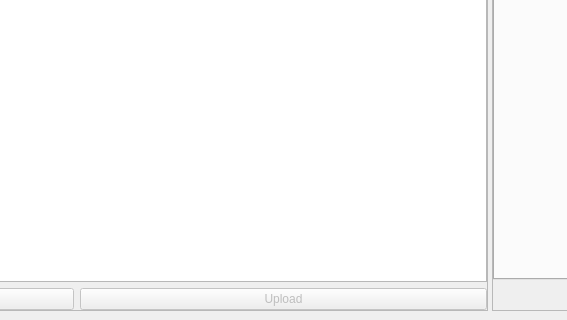
Before: the Qt Designer form src/c3d_parser/view/qt/main_window.ui in tsalemink/C3D-parser, drawn with Qt 5; both pictures show x 343 to 910 and y 480 to 800 of the 1500 by 800 pixel window.
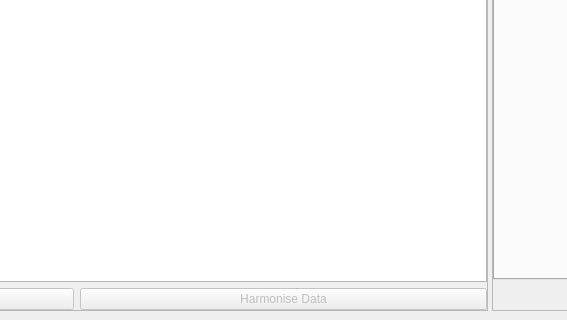
After: the same form once the commit is applied. Custom widgets are drawn as their Qt base class.

Commit message: Rename "Upload" button to "Harmonise Data"

The edit to the form file:
```diff
--- a/src/c3d_parser/view/qt/main_window.ui
+++ b/src/c3d_parser/view/qt/main_window.ui
@@ -210,7 +210,7 @@
              <bool>false</bool>
             </property>
             <property name="text">
-             <string>Upload</string>
+             <string>Harmonise Data</string>
             </property>
            </widget>
           </item>
```
Left out of the diff: 2 changed lines with no effect on the pictures. The commit also changes 2 other files.
